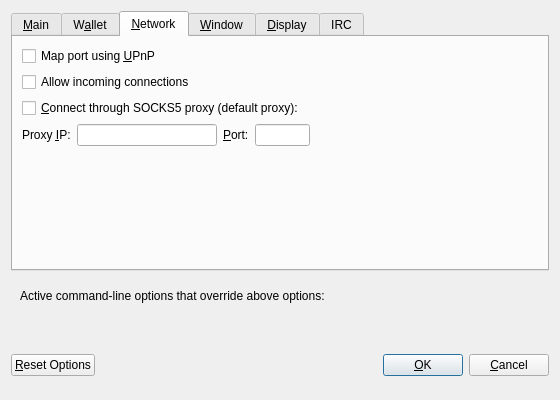
Qt form src/qt/forms/optionsdialog.ui (thelonecrouton/bitcredit) before a commit.
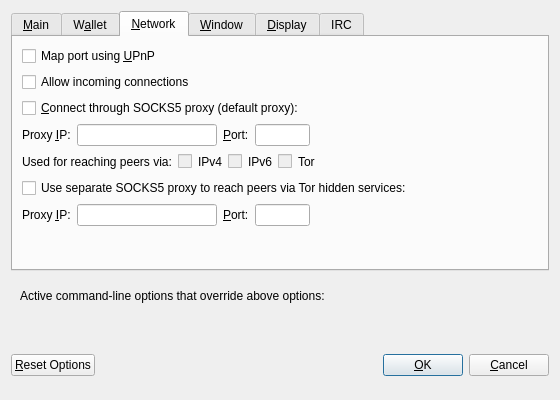
The same form after that commit. The open tabs and pages were chosen to show the change. Custom widgets are drawn as their Qt base class.

```diff
--- a/src/qt/forms/optionsdialog.ui
+++ b/src/qt/forms/optionsdialog.ui
@@ -297,6 +297,193 @@
          </item>
         </layout>
        </item>
+       <item>
+        <layout class="QHBoxLayout" name="horizontalLayout_2_Network">
+         <item>
+          <widget class="QLabel" name="proxyActiveNets">
+           <property name="text">
+            <string>Used for reaching peers via:</string>
+           </property>
+           <property name="textFormat">
+            <enum>Qt::PlainText</enum>
+           </property>
+          </widget>
+         </item>
+         <item>
+          <widget class="QCheckBox" name="proxyReachIPv4">
+           <property name="enabled">
+            <bool>false</bool>
+           </property>
+           <property name="toolTip">
+            <string>Shows, if the supplied default SOCKS5 proxy is used to reach peers via this network type.</string>
+           </property>
+           <property name="text">
+            <string/>
+           </property>
+          </widget>
+         </item>
+         <item>
+          <widget class="QLabel" name="proxyReachIPv4Label">
+           <property name="text">
+            <string>IPv4</string>
+           </property>
+           <property name="textFormat">
+            <enum>Qt::PlainText</enum>
+           </property>
+          </widget>
+         </item>
+         <item>
+          <widget class="QCheckBox" name="proxyReachIPv6">
+           <property name="enabled">
+            <bool>false</bool>
+           </property>
+           <property name="toolTip">
+            <string>Shows, if the supplied default SOCKS5 proxy is used to reach peers via this network type.</string>
+           </property>
+           <property name="text">
+            <string/>
+           </property>
+          </widget>
+         </item>
+         <item>
+          <widget class="QLabel" name="proxyReachIPv6Label">
+           <property name="text">
+            <string>IPv6</string>
+           </property>
+           <property name="textFormat">
+            <enum>Qt::PlainText</enum>
+           </property>
+          </widget>
+         </item>
+         <item>
+          <widget class="QCheckBox" name="proxyReachTor">
+           <property name="enabled">
+            <bool>false</bool>
+           </property>
+           <property name="toolTip">
+            <string>Shows, if the supplied default SOCKS5 proxy is used to reach peers via this network type.</string>
+           </property>
+           <property name="text">
+            <string/>
+           </property>
+          </widget>
+         </item>
+         <item>
+          <widget class="QLabel" name="proxyReachTorLabel">
+           <property name="text">
+            <string>Tor</string>
+           </property>
+           <property name="textFormat">
+            <enum>Qt::PlainText</enum>
+           </property>
+          </widget>
+         </item>
+         <item>
+          <spacer name="horizontalSpacer_2_Network">
+           <property name="orientation">
+            <enum>Qt::Horizontal</enum>
+           </property>
+           <property name="sizeHint" stdset="0">
+            <size>
+             <width>40</width>
+             <height>20</height>
+            </size>
+           </property>
+          </spacer>
+         </item>
+        </layout>
+       </item>
+       <item>
+        <widget class="QCheckBox" name="connectSocksTor">
+         <property name="toolTip">
+          <string>Connect to the Bitcoin network through a separate SOCKS5 proxy for Tor hidden services.</string>
+         </property>
+         <property name="text">
+          <string>Use separate SOCKS5 proxy to reach peers via Tor hidden services:</string>
+         </property>
+        </widget>
+       </item>
+       <item>
+        <layout class="QHBoxLayout" name="horizontalLayout_3_Network">
+         <item>
+          <widget class="QLabel" name="proxyIpTorLabel">
+           <property name="text">
+            <string>Proxy &amp;IP:</string>
+           </property>
+           <property name="textFormat">
+            <enum>Qt::PlainText</enum>
+           </property>
+           <property name="buddy">
+            <cstring>proxyIpTor</cstring>
+           </property>
+          </widget>
+         </item>
+         <item>
+          <widget class="QValidatedLineEdit" name="proxyIpTor">
+           <property name="minimumSize">
+            <size>
+             <width>140</width>
+             <height>0</height>
+            </size>
+           </property>
+           <property name="maximumSize">
+            <size>
+             <width>140</width>
+             <height>16777215</height>
+            </size>
+           </property>
+           <property name="toolTip">
+            <string>IP address of the proxy (e.g. IPv4: 127.0.0.1 / IPv6: ::1)</string>
+           </property>
+          </widget>
+         </item>
+         <item>
+          <widget class="QLabel" name="proxyPortTorLabel">
+           <property name="text">
+            <string>&amp;Port:</string>
+           </property>
+           <property name="textFormat">
+            <enum>Qt::PlainText</enum>
+           </property>
+           <property name="buddy">
+            <cstring>proxyPortTor</cstring>
+           </property>
+          </widget>
+         </item>
+         <item>
+          <widget class="QLineEdit" name="proxyPortTor">
+           <property name="minimumSize">
+            <size>
+             <width>55</width>
+             <height>0</height>
+            </size>
+           </property>
+           <property name="maximumSize">
+            <size>
+             <width>55</width>
+             <height>16777215</height>
+            </size>
+           </property>
+           <property name="toolTip">
+            <string>Port of the proxy (e.g. 9050)</string>
+           </property>
+          </widget>
+         </item>
+         <item>
+          <spacer name="horizontalSpacer_4_Network">
+           <property name="orientation">
+            <enum>Qt::Horizontal</enum>
+           </property>
+           <property name="sizeHint" stdset="0">
+            <size>
+             <width>40</width>
+             <height>20</height>
+            </size>
+           </property>
+          </spacer>
+         </item>
+        </layout>
+       </item>
        <item>
         <spacer name="verticalSpacer_Network">
          <property name="orientation">
```
